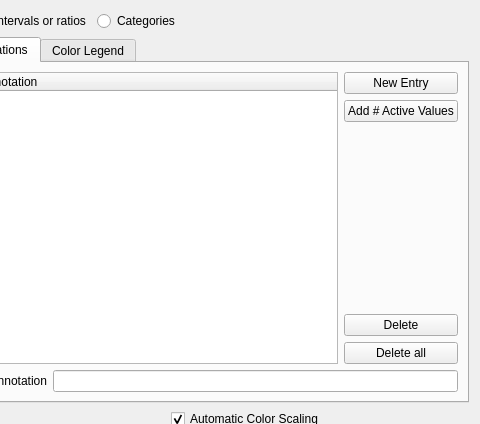
Above: Qt/Components/Resources/UI/pqColorScaleDialog.ui from Kitware/ParaView before the change; both pictures show x 145 to 625 and y 0 to 424 of the 625 by 657 pixel window. Below: the same form after it.
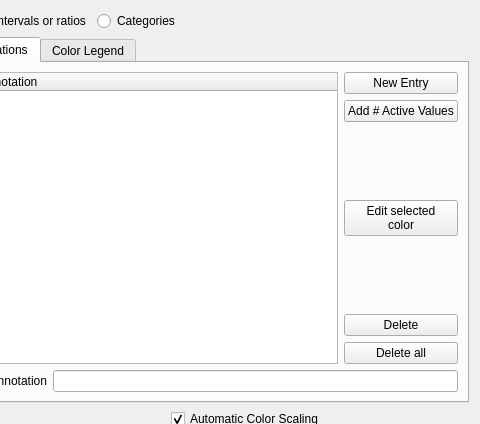
That is the form after the change. The open tabs and pages were chosen to show the change. Custom widgets are drawn as their Qt base class.

Commit message: Add color chooser to annotation tab. Add/fix tests.

Patch:
```diff
--- a/Qt/Components/Resources/UI/pqColorScaleDialog.ui
+++ b/Qt/Components/Resources/UI/pqColorScaleDialog.ui
@@ -500,6 +500,30 @@
            </property>
           </widget>
          </item>
+         <item>
+          <spacer name="verticalSpacer_3">
+           <property name="orientation">
+            <enum>Qt::Vertical</enum>
+           </property>
+           <property name="sizeHint" stdset="0">
+            <size>
+             <width>20</width>
+             <height>18</height>
+            </size>
+           </property>
+          </spacer>
+         </item>
+         <item>
+          <widget class="pqColorChooserButton" name="AnnotationSwatch">
+           <property name="toolTip">
+            <string>The color to use for not-a-number values.</string>
+           </property>
+           <property name="text">
+            <string>Edit selected
+color</string>
+           </property>
+          </widget>
+         </item>
          <item>
           <spacer name="verticalSpacer_2">
            <property name="orientation">
@@ -508,7 +532,7 @@
            <property name="sizeHint" stdset="0">
             <size>
              <width>20</width>
-             <height>40</height>
+             <height>18</height>
             </size>
            </property>
           </spacer>
```
Left out of the diff: 2 changed lines with no effect on the pictures. The commit also changes 7 other files.
